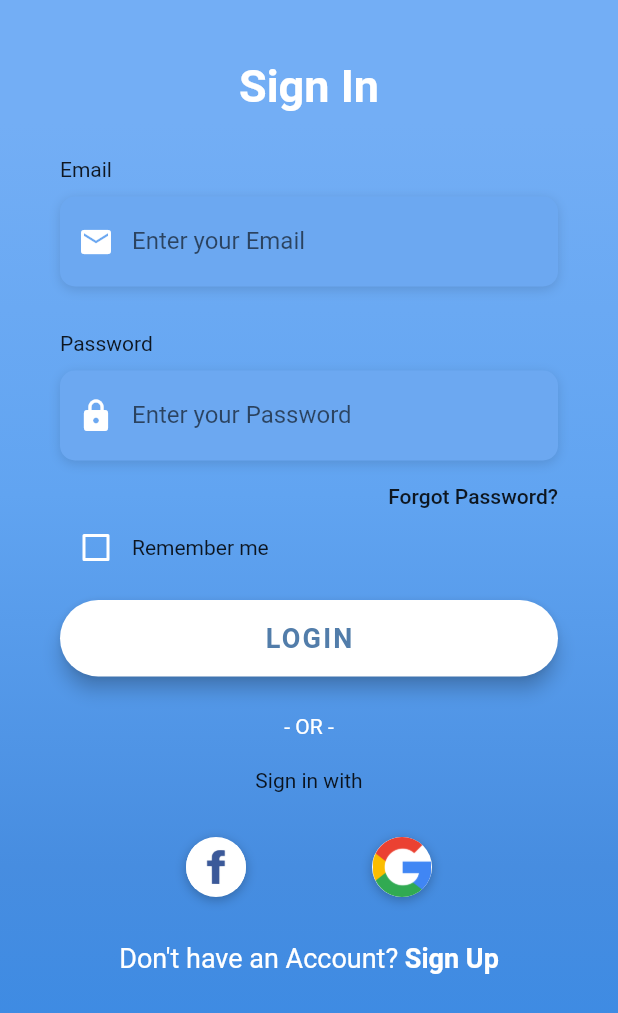
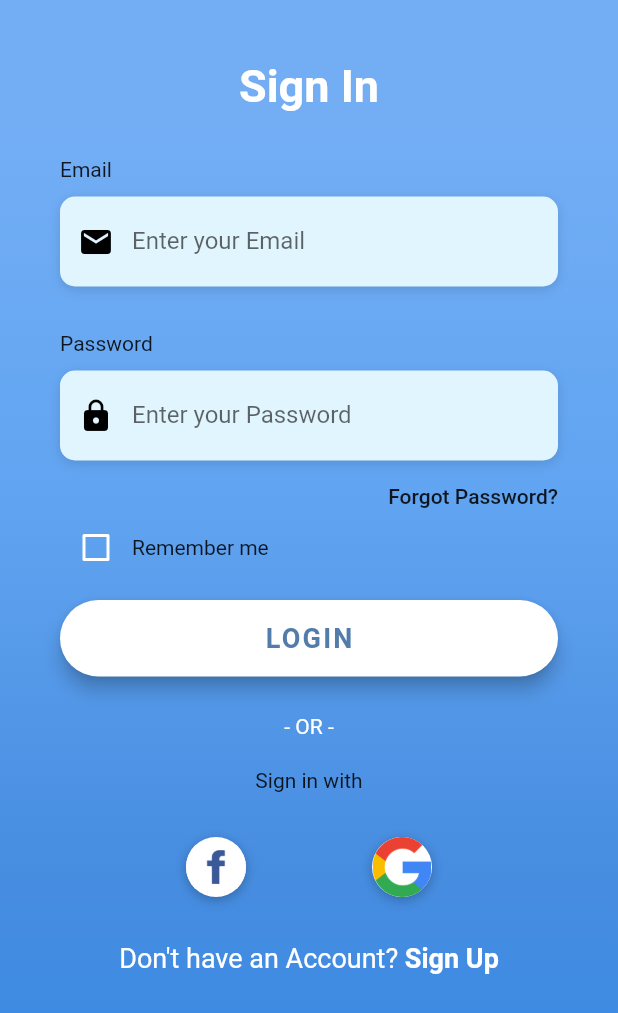
Before and after one commit to sedyolaksono/komikus, a Flutter app: the screen it shows after launch, on a phone screen of 412 x 824 dp. Shown: the top 1013 px of the screen. Run offline on Flutter 3.47's test engine with Material 2 defaults, Android fonts, the light colour scheme and no system bars; our stand-ins replace flutter_icons; Roboto replaces fonts that are missing (OpenSans).

```diff
--- a/lib/screens/login.dart
+++ b/lib/screens/login.dart
@@ -21,7 +21,7 @@ class _LoginScreenState extends State<LoginScreen> {
         Container(
           alignment: Alignment.centerLeft,
           decoration: BoxDecoration(
-            color: Color(0xFF6CA8F1),
+            color: Color(0xFFE1F5FE),
             borderRadius: BorderRadius.circular(10.0),
             boxShadow: [
               BoxShadow(
@@ -36,7 +36,7 @@ class _LoginScreenState extends State<LoginScreen> {
           child: TextField(
             keyboardType: TextInputType.emailAddress,
             style: TextStyle(
-              color: Colors.white,
+              color: Colors.black,
               fontFamily: 'OpenSans',
             ),
             decoration: InputDecoration(
@@ -44,7 +44,7 @@ class _LoginScreenState extends State<LoginScreen> {
               contentPadding: EdgeInsets.only(top: 14.0),
               prefixIcon: Icon(
                 Icons.email,
-                color: Colors.white,
+                color: Colors.black
               ),
               hintText: 'Enter your Email',
             ),
@@ -66,7 +66,7 @@ class _LoginScreenState extends State<LoginScreen> {
           alignment: Alignment.centerLeft,
           height: 60.0,
           decoration: BoxDecoration(
-            color: Color(0xFF6CA8F1),
+            color: Color(0xFFE1F5FE),
             borderRadius: BorderRadius.circular(10.0),
             boxShadow: [
               BoxShadow(
@@ -79,7 +79,7 @@ class _LoginScreenState extends State<LoginScreen> {
           child: TextField(
             obscureText: true,
             style: TextStyle(
-              color: Colors.white,
+              color: Colors.black,
               fontFamily: 'OpenSans',
             ),
             decoration: InputDecoration(
@@ -87,7 +87,7 @@ class _LoginScreenState extends State<LoginScreen> {
               contentPadding: EdgeInsets.only(top: 14.0),
               prefixIcon: Icon(
                 Icons.lock,
-                color: Colors.white,
+                color: Colors.black
               ),
               hintText: 'Enter your Password',
             ),
```
Also changed, not shown: 1 other file.
